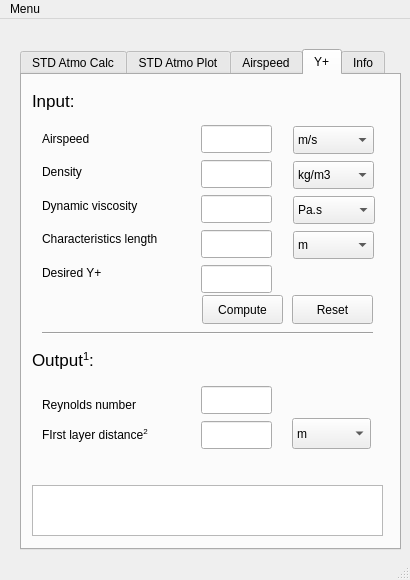
Qt form stdatmo.ui (stankarpuk93/STDAtmo) before a commit.
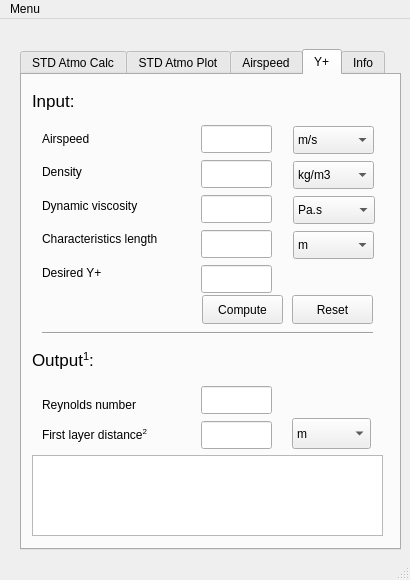
The same form after that commit. The open tabs and pages were chosen to show the change. Custom widgets are drawn as their Qt base class.

Commit message: an updated version with airspeed and Y+ calculators

What changed in the file:
```diff
--- a/stdatmo.ui
+++ b/stdatmo.ui
@@ -1397,9 +1397,9 @@
       <property name="geometry">
        <rect>
         <x>10</x>
-        <y>410</y>
+        <y>380</y>
         <width>351</width>
-        <height>51</height>
+        <height>81</height>
        </rect>
       </property>
       <property name="font">
@@ -1464,7 +1464,7 @@
 li.unchecked::marker { content: &quot;\2610&quot;; }
 li.checked::marker { content: &quot;\2612&quot;; }
 &lt;/style&gt;&lt;/head&gt;&lt;body style=&quot; font-family:'Segoe UI'; font-size:9pt; font-weight:400; font-style:normal;&quot;&gt;
-&lt;p style=&quot; margin-top:12px; margin-bottom:12px; margin-left:0px; margin-right:0px; -qt-block-indent:0; text-indent:0px;&quot;&gt;FIrst layer distance&lt;sup&gt;2&lt;/sup&gt;&lt;/p&gt;&lt;/body&gt;&lt;/html&gt;</string>
+&lt;p style=&quot; margin-top:12px; margin-bottom:12px; margin-left:0px; margin-right:0px; -qt-block-indent:0; text-indent:0px;&quot;&gt;First layer distance&lt;sup&gt;2&lt;/sup&gt;&lt;/p&gt;&lt;/body&gt;&lt;/html&gt;</string>
       </property>
       <property name="alignment">
        <set>Qt::AlignmentFlag::AlignLeading|Qt::AlignmentFlag::AlignLeft|Qt::AlignmentFlag::AlignVCenter</set>
```
Left out of the diff: 2 changed lines with no effect on the pictures. The commit also changes 2 other files.
